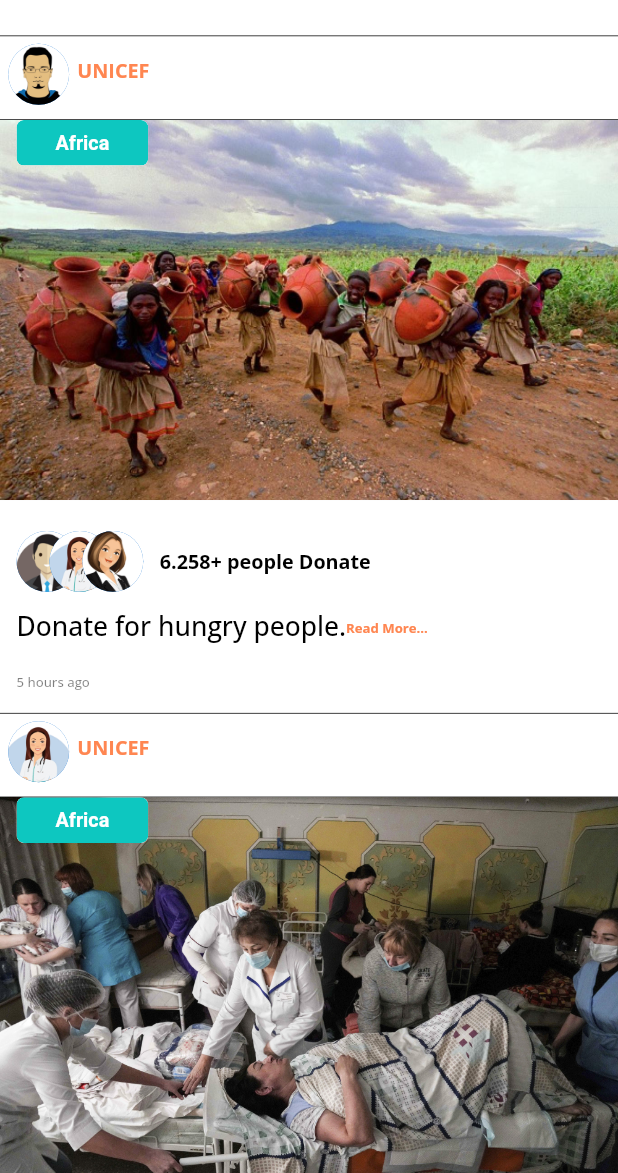
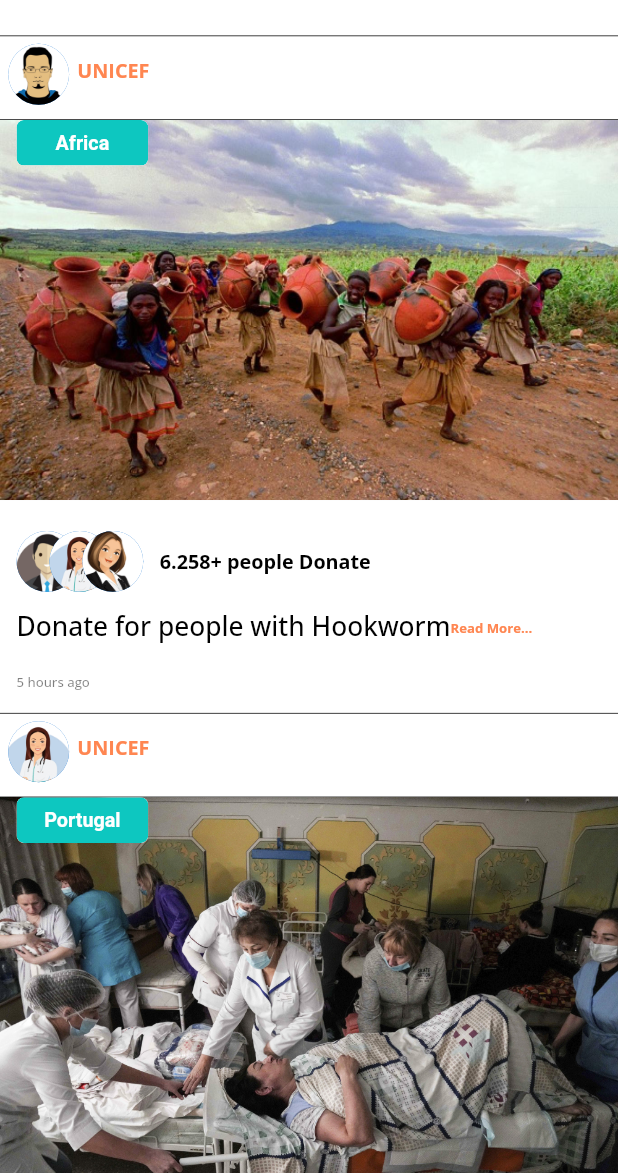
Before and after one commit to DargaHasanBasri/solution_challenge_project, a Flutter app: the ViewAllCampaigns screen opened by its route, on a phone screen of 412 x 824 dp, the part 63-1236 px from its top. Run offline on Flutter 3.47's test engine with Material 2 defaults, Android fonts, the phone set to English and light mode, and no system bars; our stand-ins replace firebase_core, flutter_screenutil, flutter_svg, get, google_maps_flutter, image_picker; missing offline and left inert: circular_seek_bar; accounts and stored records are empty; project files that could hold a hidden picture were left out.

Commit message:
some fixes

```diff
--- a/lib/views/campaigns_details_page/campaigns_details1.dart
+++ b/lib/views/campaigns_details_page/campaigns_details1.dart
@@ -40,7 +40,7 @@ class CampaignsDetails1 extends StatelessWidget {
                     Padding(
                       padding: EdgeInsets.only(top: 215.h),
                       child: const CampaignsContent(
-                        contentTitle: "Feed Children in the china",
+                        contentTitle: "Donate for people with Hookworn Africa",
                       ),
                     ),
                     Padding(
--- a/lib/views/campaigns_details_page/companents/donate_content.dart
+++ b/lib/views/campaigns_details_page/companents/donate_content.dart
@@ -20,9 +20,9 @@ class DonateContent extends StatelessWidget {
       child: Padding(
         padding: EdgeInsets.only(top: 150.h, left: 15.w, right: 15.w),
         child: Text(
-          "Cholera is usually transmitted to the body through seafood, food, and drinking water contaminated with the bacteria. It can easily spread in crowded environments and lead to deaths in communities affected by war, poverty, and poor sanitation practices."
-          "The World Health Organization reports between 1.3 million and 4 million cases each year. It is generally found in some provinces of Africa, South Asia, and Latin America."
-          "Treatment for the disease involves the use of serum and various antibiotics",
+          "Hookworm disease is a deadly problem that has been affecting the population of Africa for years,"
+          "and urgent health measures need to be taken for its treatment. Although the increase of hookworm disease "
+          "over time has been prevented, experts say there is a possibility of its resurgence.",
           style: TextStyle(
             fontFamily: FontConstants.openSansMedium,
             fontSize: 12.sp,
--- a/lib/views/donate_page/companents/donate_amount.dart
+++ b/lib/views/donate_page/companents/donate_amount.dart
@@ -97,7 +97,7 @@ class DonateAmount extends StatelessWidget {
                       Get.defaultDialog(
                         title: Text('payment_method'.tr).data!,
                         backgroundColor: AppConstants.mainBlue,
-                        content: Container(
+                        content: SizedBox(
                           width: 800.w,
                           height: 300.h,
                           child: Column(
--- a/lib/views/home/companents/campaigns_inkwell.dart
+++ b/lib/views/home/companents/campaigns_inkwell.dart
@@ -27,7 +27,7 @@ class CampaignsInkwell extends StatelessWidget {
                 child: InkWell(
                   onTap: () => Get.toNamed(navigationName),
                   child: Ink(
-                    width: 250.w,
+                    width: 270.w,
                     height: 125.h,
                     decoration: BoxDecoration(
                       borderRadius: BorderRadius.only(
--- a/lib/views/home/home.dart
+++ b/lib/views/home/home.dart
@@ -77,6 +77,8 @@ class _HomePageState extends State<HomePage> {
                           profileAdress1: "assets/images/profile1.png",
                           profileAdress2: "assets/images/profile3.png",
                           profileAdress3: "assets/images/profile7.png",
+                          infoTitle: "Donate for people with Hookworm",
+                          peopleInfo: "10.203",
                         ),
                       ],
                     ),
@@ -85,7 +87,7 @@ class _HomePageState extends State<HomePage> {
                       children: const [
                         CampaignsInkwell(
                           imageAdress: "assets/images/post2.png",
-                          countryName: "Africa",
+                          countryName: "Portugal",
                           navigationName: NavigationConstants.campaignsDetails1,
                         ),
                         CampaignsInfo(
@@ -96,6 +98,8 @@ class _HomePageState extends State<HomePage> {
                           profileAdress1: "assets/images/profile6.png",
                           profileAdress2: "assets/images/profile1.png",
                           profileAdress3: "assets/images/profile5.png",
+                          infoTitle: "Donate for people with Cataract",
+                          peopleInfo: "7.563",
                         ),
                       ],
                     ),
@@ -104,17 +108,19 @@ class _HomePageState extends State<HomePage> {
                       children: const [
                         CampaignsInkwell(
                           imageAdress: "assets/images/post1.png",
-                          countryName: "Africa",
+                          countryName: "Congo",
                           navigationName: NavigationConstants.campaignsDetails1,
                         ),
                         CampaignsInfo(
                           navigationInfoName:
                               NavigationConstants.campaignsDetails1,
-                          progressValue: 70,
+                          progressValue: 40,
                           progressInfo: "Raised",
                           profileAdress1: "assets/images/profile1.png",
                           profileAdress2: "assets/images/profile3.png",
                           profileAdress3: "assets/images/profile6.png",
+                          infoTitle: "Donation for people with Cholera",
+                          peopleInfo: "5.232",
                         ),
                       ],
                     ),
@@ -123,17 +129,19 @@ class _HomePageState extends State<HomePage> {
                       children: const [
                         CampaignsInkwell(
                           imageAdress: "assets/images/post4.png",
-                          countryName: "Africa",
+                          countryName: "Indıa",
                           navigationName: NavigationConstants.campaignsDetails1,
                         ),
                         CampaignsInfo(
                           navigationInfoName:
                               NavigationConstants.campaignsDetails1,
-                          progressValue: 70,
+                          progressValue: 85,
                           progressInfo: "Raised",
                           profileAdress1: "assets/images/profile1.png",
                           profileAdress2: "assets/images/profile3.png",
                           profileAdress3: "assets/images/profile6.png",
+                          infoTitle: "Donate for people with Tuberculosis",
+                          peopleInfo: "12.323",
                         ),
                       ],
                     ),
@@ -142,17 +150,19 @@ class _HomePageState extends State<HomePage> {
                       children: const [
                         CampaignsInkwell(
                           imageAdress: "assets/images/post7.png",
-                          countryName: "Africa",
+                          countryName: "Niger",
                           navigationName: NavigationConstants.campaignsDetails1,
                         ),
                         CampaignsInfo(
                           navigationInfoName:
                               NavigationConstants.campaignsDetails1,
-                          progressValue: 70,
+                          progressValue: 90,
                           progressInfo: "Raised",
                           profileAdress1: "assets/images/profile1.png",
                           profileAdress2: "assets/images/profile3.png",
                           profileAdress3: "assets/images/profile6.png",
+                          infoTitle: "Donate for people with Malaria",
+                          peopleInfo: "20.213",
                         ),
                       ],
                     ),
--- a/lib/views/view_all_campaigns_page/companents/all_campaigns.dart
+++ b/lib/views/view_all_campaigns_page/companents/all_campaigns.dart
@@ -75,7 +75,9 @@ class AllCampaigns extends StatelessWidget {
                 borderRadius: BorderRadius.circular(5.r),
                 child: Material(
                   child: InkWell(
-                    onTap: () {},
+                    onTap: () {
+                      Get.toNamed(NavigationConstants.googleMaps);
+                    },
                     child: Ink(
                       width: 80.w,
                       height: 30.h,
--- a/lib/views/view_all_campaigns_page/companents/all_campaigns_info.dart
+++ b/lib/views/view_all_campaigns_page/companents/all_campaigns_info.dart
@@ -3,9 +3,11 @@ import 'package:solution_challenge_project/views/companents/profile.dart';
 
 class AllCampaignsInfo extends StatelessWidget {
   final dynamic navigationInfoName;
+  final String infoTitle;
   const AllCampaignsInfo({
     super.key,
     this.navigationInfoName,
+    required this.infoTitle,
   });
 
   @override
@@ -62,7 +64,7 @@ class AllCampaignsInfo extends StatelessWidget {
               Row(
                 children: [
                   Text(
-                    "Donate for hungry people.",
+                    infoTitle,
                     style: TextStyle(
                       fontFamily: FontConstants.openSansMedium,
                       fontSize: 16.sp,
--- a/lib/views/view_all_campaigns_page/view_all_campaigns.dart
+++ b/lib/views/view_all_campaigns_page/view_all_campaigns.dart
@@ -39,33 +39,37 @@ class ViewAllCampaigns extends StatelessWidget {
             ),
             const AllCampaignsInfo(
               navigationInfoName: NavigationConstants.campaignsDetails1,
+              infoTitle: "Donate for people with Hookworm",
             ),
             const AllCampaigns(
               imageAdress: "assets/images/post2.png",
-              countryName: "Africa",
+              countryName: "Portugal",
               navigationName: NavigationConstants.campaignsDetails1,
               profileAdress: "assets/images/profile2.png",
             ),
             const AllCampaignsInfo(
               navigationInfoName: NavigationConstants.campaignsDetails1,
+              infoTitle: "Donate for people with Cataract",
             ),
             const AllCampaigns(
               imageAdress: "assets/images/post3.png",
-              countryName: "Africa",
+              countryName: "Congo",
               navigationName: NavigationConstants.campaignsDetails1,
               profileAdress: "assets/images/profile3.png",
             ),
             const AllCampaignsInfo(
               navigationInfoName: NavigationConstants.campaignsDetails1,
+              infoTitle: "Donate for people with Cholera",
             ),
             const AllCampaigns(
               imageAdress: "assets/images/post4.png",
-              countryName: "Africa",
+              countryName: "India",
               navigationName: NavigationConstants.campaignsDetails1,
               profileAdress: "assets/images/profile5.png",
             ),
             const AllCampaignsInfo(
               navigationInfoName: NavigationConstants.campaignsDetails1,
+              infoTitle: "Donate for people with Tuberculosis",
             ),
             const AllCampaigns(
               imageAdress: "assets/images/post5.png",
@@ -75,33 +79,37 @@ class ViewAllCampaigns extends StatelessWidget {
             ),
             const AllCampaignsInfo(
               navigationInfoName: NavigationConstants.campaignsDetails1,
+              infoTitle: "Donate for people with Hookworm",
             ),
             const AllCampaigns(
               imageAdress: "assets/images/post6.png",
-              countryName: "Africa",
+              countryName: "Niger",
               navigationName: NavigationConstants.campaignsDetails1,
               profileAdress: "assets/images/profile1.png",
             ),
             const AllCampaignsInfo(
               navigationInfoName: NavigationConstants.campaignsDetails1,
+              infoTitle: "Donate for people with Tuberculosis",
             ),
             const AllCampaigns(
               imageAdress: "assets/images/post7.png",
-              countryName: "Africa",
+              countryName: "Portugal",
               navigationName: NavigationConstants.campaignsDetails1,
               profileAdress: "assets/images/profile3.png",
             ),
             const AllCampaignsInfo(
               navigationInfoName: NavigationConstants.campaignsDetails1,
+              infoTitle: "Donate for people with Cataract",
             ),
             const AllCampaigns(
               imageAdress: "assets/images/post8.png",
-              countryName: "Africa",
+              countryName: "Congo ",
               navigationName: NavigationConstants.campaignsDetails1,
               profileAdress: "assets/images/profile4.png",
             ),
             const AllCampaignsInfo(
               navigationInfoName: NavigationConstants.campaignsDetails1,
+              infoTitle: "Donate for people with Cholera",
             ),
             const AllCampaigns(
               imageAdress: "assets/images/post9.png",
@@ -111,15 +119,17 @@ class ViewAllCampaigns extends StatelessWidget {
             ),
             const AllCampaignsInfo(
               navigationInfoName: NavigationConstants.campaignsDetails1,
+              infoTitle: "Donate for people with Hookworm",
             ),
             const AllCampaigns(
               imageAdress: "assets/images/post10.png",
-              countryName: "Africa",
+              countryName: "Niger",
               navigationName: NavigationConstants.campaignsDetails1,
               profileAdress: "assets/images/profile6.png",
             ),
             const AllCampaignsInfo(
               navigationInfoName: NavigationConstants.campaignsDetails1,
+              infoTitle: "donate for people with Malaria",
             ),
           ],
         ),
```
Also changed, not shown: lib/views/campaigns_details_page/companents/campaigns_content.dart (+0 -12 lines), lib/views/google_maps/google_maps.dart (+17 -12 lines), lib/views/home/companents/campaigns_info.dart (+11 -7 lines).
